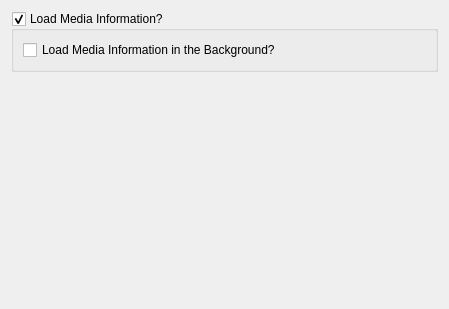
Old version of the form Preferences/UI/GeneralSettings.ui in the repository towel42-com/MediaManager.
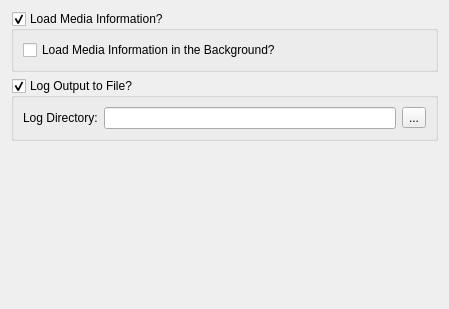
New version of the form. Icons and pictures are not drawn.

```diff
--- a/Preferences/UI/GeneralSettings.ui
+++ b/Preferences/UI/GeneralSettings.ui
@@ -33,6 +33,39 @@
      </layout>
     </widget>
    </item>
+   <item>
+    <widget class="QGroupBox" name="enableLogging">
+     <property name="title">
+      <string>Log Output to File?</string>
+     </property>
+     <property name="checkable">
+      <bool>true</bool>
+     </property>
+     <layout class="QHBoxLayout" name="horizontalLayout">
+      <item>
+       <widget class="QLabel" name="label">
+        <property name="text">
+         <string>Log Directory:</string>
+        </property>
+       </widget>
+      </item>
+      <item>
+       <widget class="QLineEdit" name="logDir"/>
+      </item>
+      <item>
+       <widget class="QToolButton" name="logDirBtn">
+        <property name="text">
+         <string>...</string>
+        </property>
+        <property name="icon">
+         <iconset resource="../../SABUtils/resources/SABUtils.qrc">
+          <normaloff>:/SABUtilsResources/open.png</normaloff>:/SABUtilsResources/open.png</iconset>
+        </property>
+       </widget>
+      </item>
+     </layout>
+    </widget>
+   </item>
    <item>
     <spacer name="verticalSpacer_7">
      <property name="orientation">
```
Left out of the diff: 11 changed lines with no effect on the pictures.
